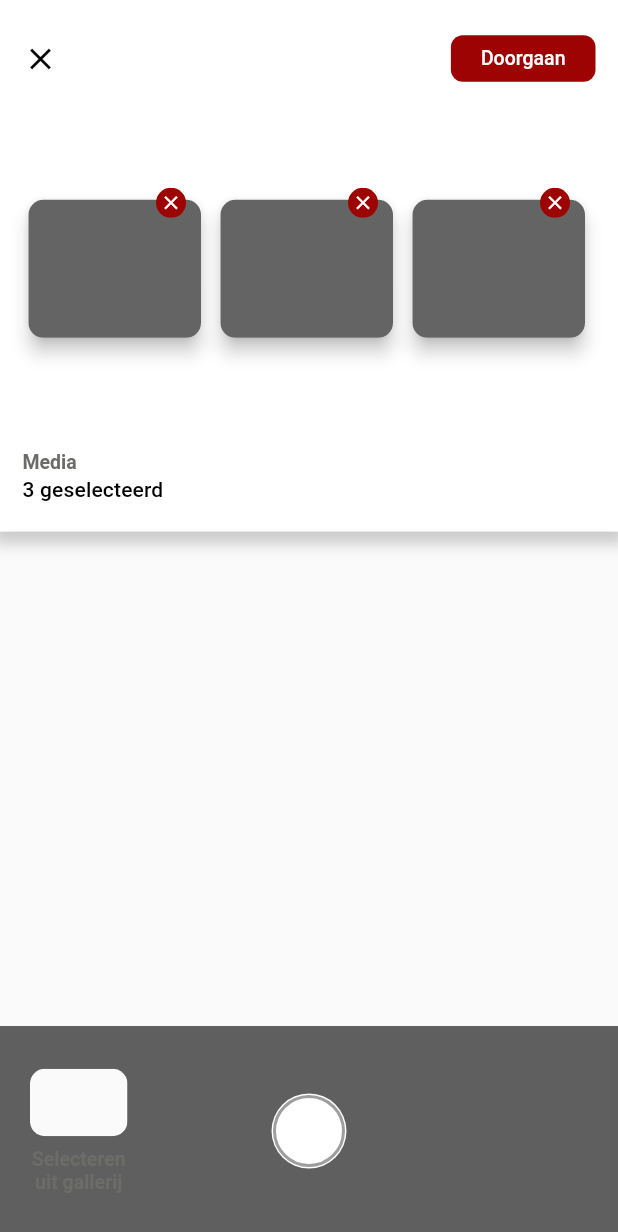
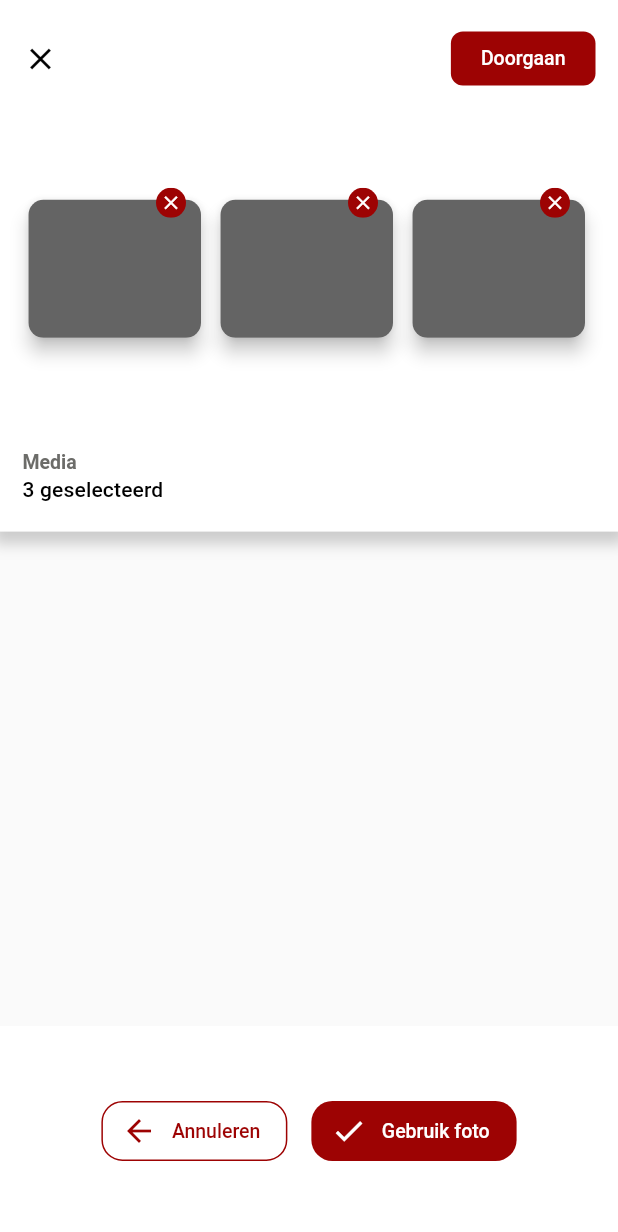
Before and after one commit to LennardDeurman/foodage-flutter, a Flutter app: the screen it shows after launch, after a tap on "Doorgaan", on a phone screen of 412 x 824 dp. Shown: the top 1232 px of the screen. Run offline on Flutter 3.47's test engine with Material 2 defaults, Android fonts, the phone set to English and light mode, and no system bars; Roboto replaces fonts that are missing (Montserrat).

Commit message:
Secondary button class

```diff
--- /dev/null
+++ b/lib/ui/camera/bar/camera_bar.dart
@@ -0,0 +1,21 @@
+import 'package:flutter/material.dart';
+
+class CameraBarContainer extends StatelessWidget {
+
+  final Widget child;
+  final BoxDecoration decoration;
+
+  static const _barHeight = 140.0;
+
+  CameraBarContainer({ @required this.child, this.decoration });
+
+  @override
+  Widget build(BuildContext context) {
+    return Container(
+      decoration: decoration,
+      height: _barHeight,
+      child: child,
+    );
+  }
+
+}
--- a/lib/ui/camera/camera_capture_bar.dart
+++ b/lib/ui/camera/bar/camera_capture_bar.dart
@@ -1,5 +1,7 @@
 import 'package:flutter/material.dart';
+import 'package:foodage/ui/camera/bar/camera_bar.dart';
 import 'package:foodage/ui/extensions.dart';
+import 'package:foodage/ui/fdg_theme.dart';
 
 class _CaptureButton extends StatelessWidget {
   final double size;
@@ -89,7 +91,7 @@ class _SelectFromGalleryButton extends StatelessWidget {
               textAlign: TextAlign.center,
             ),
             margin: EdgeInsets.only(
-                top: 8,
+              top: 8,
             ),
           )
         ],
@@ -105,9 +107,7 @@ class CameraCaptureBar extends StatelessWidget {
 
   @override
   Widget build(BuildContext context) {
-    return Container(
-      color: Color.fromRGBO(95, 95, 95, 1),
-      height: 140,
+    return CameraBarContainer(
       child: Stack(
         children: <Widget>[
           Align(
@@ -123,9 +123,15 @@ class CameraCaptureBar extends StatelessWidget {
             alignment: Alignment.center,
             child: _CaptureButton(
               size: _captureButtonSize,
+              onTap: (BuildContext context) {
+
+              },
             ),
           )
         ],
+      ),
+      decoration: BoxDecoration(
+        color: FDGTheme().colors.darkGrey
       ),
     );
   }
--- /dev/null
+++ b/lib/ui/camera/bar/camera_preview_bar.dart
@@ -0,0 +1,54 @@
+import 'package:flutter/material.dart';
+import 'package:foodage/ui/camera/bar/camera_bar.dart';
+import 'package:foodage/ui/widgets/fdg_button.dart';
+
+class CameraPreviewBar extends StatelessWidget {
+
+  @override
+  Widget build(BuildContext context) {
+    return CameraBarContainer(
+      child: Container(
+        child: Center(
+          child: Row(
+            mainAxisAlignment: MainAxisAlignment.center,
+            children: [
+              FDGSecondaryButton(
+                "Annuleren",
+                icon: Container(
+                  child: Icon(Icons.arrow_back, color: Theme.of(context).primaryColor),
+                  margin: EdgeInsets.only(
+                      left: 5
+                  ),
+                ),
+                borderRadius: 14,
+                textPadding: EdgeInsets.symmetric(
+                    horizontal: 10
+                ),
+                onTap: (BuildContext context) {},
+              ),
+              SizedBox(width: 16,),
+              FDGPrimaryButton(
+                "Gebruik foto",
+                icon: Container(
+                  child: Icon(Icons.check, color: Theme.of(context).textTheme.button.color),
+                  margin: EdgeInsets.only(
+                      left: 5
+                  ),
+                ),
+                borderRadius: 14,
+                textPadding: EdgeInsets.symmetric(
+                    horizontal: 10
+                ),
+                onTap: (BuildContext context) {},
+              )
+            ],
+          ),
+        ),
+      ),
+      decoration: BoxDecoration(
+        color: Colors.white
+      ),
+    );
+  }
+
+}
--- a/lib/ui/camera/camera_screen.dart
+++ b/lib/ui/camera/camera_screen.dart
@@ -1,6 +1,6 @@
 import 'package:flutter/cupertino.dart';
 import 'package:flutter/material.dart';
-import 'package:foodage/ui/camera/camera_capture_bar.dart';
+import 'package:foodage/ui/camera/bar/camera_preview_bar.dart';
 import 'package:foodage/ui/camera/photo_container.dart';
 import 'package:foodage/ui/widgets/fdg_button.dart';
 import 'package:foodage/ui/widgets/fdg_ratio.dart';
@@ -18,6 +18,7 @@ class FoodCameraState extends State<FoodCamera> {
 
   @override
   Widget build(BuildContext context) {
+    final contextThemeData = Theme.of(context);
     return Scaffold(
       body: Container(
         child: Column(
@@ -74,18 +75,25 @@ class FoodCameraState extends State<FoodCamera> {
                                             ),
                                           )
                                         ),
-                                        FDGButton(
+                                        Theme(
+                                          data: contextThemeData.copyWith(
+                                            textTheme: contextThemeData.textTheme.copyWith(
+                                              button: contextThemeData.textTheme.button.copyWith(
+                                                fontSize: 13
+                                              )
+                                            )
+                                          ),
+                                          child: FDGPrimaryButton(
                                             "Doorgaan",
                                             padding: EdgeInsets.symmetric(
                                                 vertical: 8,
                                                 horizontal: 20
                                             ),
-                                          textStyle: Theme.of(context).textTheme.button.copyWith(
-                                            fontSize: 13
-                                          ),
+                                            borderRadius: 8,
                                             onTap: (BuildContext context) {
 
                                             },
+                                          ),
                                         )
                                       ],
                                     ),
@@ -146,7 +154,8 @@ class FoodCameraState extends State<FoodCamera> {
                 ],
               ),
             ),
-            CameraCaptureBar()
+            CameraPreviewBar()
+            //CameraCaptureBar()
           ],
         ),
       ),
--- a/lib/ui/extensions.dart
+++ b/lib/ui/extensions.dart
@@ -1,3 +1,3 @@
 import 'package:flutter/material.dart';
 
-typedef WidgetTapCallback = Function(BuildContext context);
+typedef WidgetTapCallback = void Function(BuildContext context);
--- a/lib/ui/fdg_theme.dart
+++ b/lib/ui/fdg_theme.dart
@@ -12,6 +12,7 @@ class _Colors {
 
   final lightGrey =  Color.fromRGBO(186, 186, 186, 1);
   final grey = Color.fromRGBO(108, 108, 105, 1);
+  final darkGrey = Color.fromRGBO(95, 95, 95, 1);
   final darkRed = Color.fromRGBO(157, 3, 3, 1);
 
 }
@@ -83,13 +84,7 @@ class FDGTheme {
       primarySwatch: primarySwatch,
       visualDensity: VisualDensity.adaptivePlatformDensity,
       primaryColor: colors.darkRed,
-      textTheme: textThemeForData,
-      elevatedButtonTheme: ElevatedButtonThemeData(
-          style: ElevatedButton.styleFrom(
-              primary: colors.darkRed,
-              textStyle: textThemeForData.button
-          )
-      ),
+      textTheme: textThemeForData
     );
   }
 
--- a/lib/ui/widgets/fdg_button.dart
+++ b/lib/ui/widgets/fdg_button.dart
@@ -1,43 +1,31 @@
 import 'package:flutter/material.dart';
 import 'package:foodage/ui/extensions.dart';
 
-class FDGButton extends StatelessWidget {
+enum _ButtonType {
+  elevatedButton,
+  outlineButton
+}
+
+class _FDGButton extends StatelessWidget {
   final String text;
   final Widget icon;
-  final TextStyle textStyle;
-  final MaterialStateProperty<Color> backgroundColor;
   final WidgetTapCallback onTap;
-  final double borderRadius;
-  final EdgeInsets padding;
+  final EdgeInsets textPadding;
+  final _ButtonType buttonType;
 
-  const FDGButton(
+  const _FDGButton(
     this.text, {
     @required this.onTap,
-    this.borderRadius = 8,
-    this.backgroundColor,
-    this.textStyle,
+    this.buttonType,
     this.icon,
-    this.padding
+    this.textPadding,
   });
 
-  EdgeInsets get _padding => this.padding ?? EdgeInsets.all(8);
+  EdgeInsets get _textPadding => this.textPadding ?? EdgeInsets.zero;
 
   @override
   Widget build(BuildContext context) {
-    return ElevatedButton(
-      style: ButtonStyle(
-        minimumSize: MaterialStateProperty.all(Size.zero),
-        elevation: MaterialStateProperty.all(0),
-        backgroundColor: backgroundColor,
-        padding: MaterialStateProperty.all(_padding),
-        shape: MaterialStateProperty.all(
-          RoundedRectangleBorder(
-            borderRadius: BorderRadius.circular(this.borderRadius)
-          )
-        )
-      ),
-      onPressed: () => onTap(context),
-      child: Container(
+    final child = Container(
       child: Row(
         mainAxisAlignment: MainAxisAlignment.center,
         children: [
@@ -45,14 +33,161 @@ class FDGButton extends StatelessWidget {
             visible: this.icon != null,
             child: this.icon ?? Container(),
           ),
-            Text(
+          Container(
+            padding: _textPadding,
+            child: Text(
               this.text,
-              style: this.textStyle,
-            )
+              style: Theme.of(context).textTheme.button,
+            ),
+          ),
         ],
+      ),
+    );
+    if (buttonType == _ButtonType.elevatedButton) {
+      return ElevatedButton(
+        onPressed: () => onTap(context),
+        child: child,
+      );
+    } else if (buttonType == _ButtonType.outlineButton) {
+      return OutlinedButton(
+        onPressed: () => onTap(context),
+        child: child,
+      );
+    }
+    throw UnimplementedError("The corresponding buttonType is not implemented by the _FDGButton");
+  }
+}
+
+abstract class _FDGCustomButton extends StatelessWidget {
+  final EdgeInsets padding;
+  final double borderRadius;
+  final String text;
+  final Widget icon;
+  final WidgetTapCallback onTap;
+  final EdgeInsets textPadding;
+
+  _FDGCustomButton(
+    this.text, {
+    @required this.onTap,
+    this.icon,
+    this.padding,
+    this.textPadding,
+    this.borderRadius,
+  });
+
+  ButtonStyle customButtonStyle(ThemeData contextThemeData, { Color borderColor, Color backgroundColor }) {
+    final borderSide = BorderSide(
+      color: borderColor ?? Colors.transparent,
+      width: 1,
+    );
+
+    return ButtonStyle(
+      backgroundColor: MaterialStateProperty.all(backgroundColor),
+      elevation: MaterialStateProperty.all(0),
+      padding: MaterialStateProperty.all(padding ?? EdgeInsets.all(8)),
+      side: MaterialStateProperty.all(
+        borderSide
+      ),
+      shape: MaterialStateProperty.all(RoundedRectangleBorder(
+          side: borderSide,
+          borderRadius: BorderRadius.circular(borderRadius ?? 0)
+      )),
+    );
+  }
+
+  _ButtonType get buttonType => _ButtonType.elevatedButton;
+
+  ThemeData getLocalThemeData(ThemeData contextThemeData) {
+    return contextThemeData;
+  }
+
+  @override
+  Widget build(BuildContext context) {
+    final contextThemeData = Theme.of(context);
+    final localThemeData = getLocalThemeData(contextThemeData);
+    return Theme(
+      data: localThemeData,
+      child: _FDGButton(
+        this.text,
+        onTap: onTap,
+        textPadding: textPadding,
+        buttonType: buttonType,
+        icon: Builder(
+          builder: (BuildContext context) {
+            return this.icon ?? Container();
+          },
         ),
       ),
     );
   }
+}
 
+class FDGPrimaryButton extends _FDGCustomButton {
+  FDGPrimaryButton(
+    String text, {
+    @required WidgetTapCallback onTap,
+    Widget icon,
+    EdgeInsets padding,
+    EdgeInsets textPadding,
+    double borderRadius,
+  }) : super(
+          text,
+          onTap: onTap,
+          icon: icon,
+          padding: padding,
+          textPadding: textPadding,
+          borderRadius: borderRadius,
+        );
+
+
+  @override
+  ThemeData getLocalThemeData(ThemeData contextThemeData) {
+    return contextThemeData.copyWith(
+      elevatedButtonTheme: ElevatedButtonThemeData(
+        style: customButtonStyle(
+          contextThemeData,
+          backgroundColor: contextThemeData.primaryColor
+        )
+      ),
+    );
   }
+}
+
+class FDGSecondaryButton extends _FDGCustomButton {
+  FDGSecondaryButton(
+    String text, {
+    @required WidgetTapCallback onTap,
+    Widget icon,
+    EdgeInsets padding,
+    EdgeInsets textPadding,
+    double borderRadius,
+  }) : super(
+          text,
+          onTap: onTap,
+          icon: icon,
+          padding: padding,
+          textPadding: textPadding,
+          borderRadius: borderRadius,
+        );
+
+  @override
+  _ButtonType get buttonType => _ButtonType.outlineButton;
+
+  @override
+  ThemeData getLocalThemeData(ThemeData contextThemeData) {
+    return ThemeData(
+      textTheme: contextThemeData.textTheme.copyWith(
+        button: contextThemeData.textTheme.button.copyWith(
+          color: contextThemeData.primaryColor,
+        ),
+      ),
+      outlinedButtonTheme: OutlinedButtonThemeData(
+        style: customButtonStyle(
+            contextThemeData,
+            backgroundColor:  Colors.transparent,
+            borderColor: contextThemeData.primaryColor,
+        )
+      ),
+    );
+  }
+}
```
Lines whose indentation alone changed are shown as unchanged.
